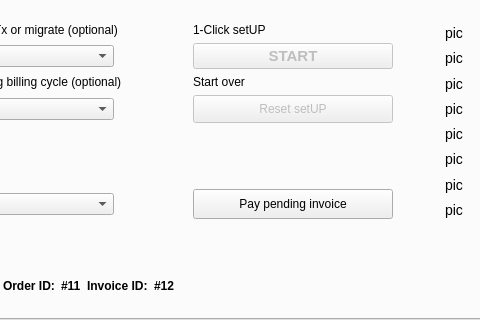
This is src/qt/forms/infinitynodelist.ui in crptec/sinovate as Qt 5 draws it before an edit; both pictures show x 199 to 679 and y 280 to 600 of the 1000 by 600 pixel window. The edited form follows.
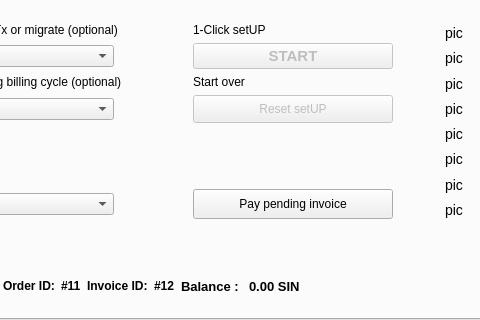
This is the edited form. The open tabs and pages were chosen to show the change. Custom widgets are drawn as their Qt base class.

Commit message: [gui] show current balance in 1-click-setUP tab

The edit to the form file:
```diff
--- a/src/qt/forms/infinitynodelist.ui
+++ b/src/qt/forms/infinitynodelist.ui
@@ -1676,6 +1676,34 @@
               </property>
              </widget>
             </item>
+            <item>
+             <widget class="QLabel" name="labelBalanceText">
+              <property name="font">
+               <font>
+                <pointsize>10</pointsize>
+                <weight>75</weight>
+                <bold>true</bold>
+               </font>
+              </property>
+              <property name="text">
+               <string>Balance : </string>
+              </property>
+             </widget>
+            </item>
+            <item>
+             <widget class="QLabel" name="labelBalance">
+              <property name="font">
+               <font>
+                <pointsize>10</pointsize>
+                <weight>75</weight>
+                <bold>true</bold>
+               </font>
+              </property>
+              <property name="text">
+               <string>0.00 SIN</string>
+              </property>
+             </widget>
+            </item>
             <item>
              <spacer name="horizontalSpacer_2">
               <property name="orientation">
```
Left out of the diff: 603 changed lines with no effect on the pictures. The commit also changes 5 other files.
